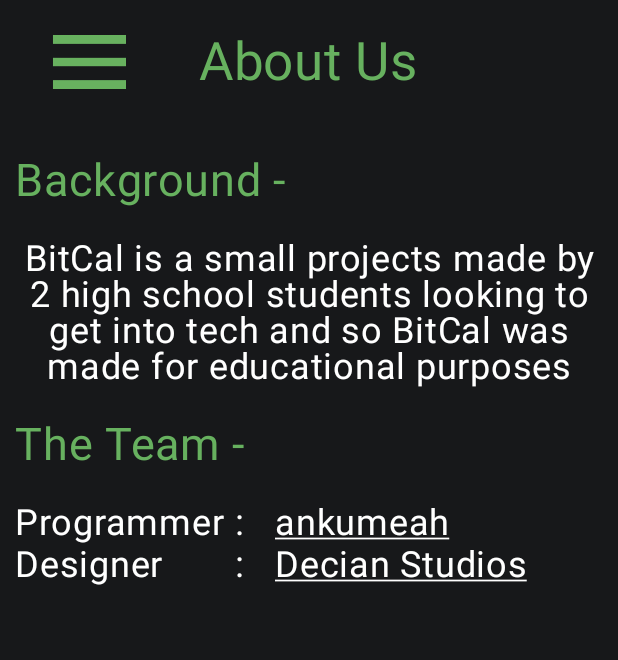
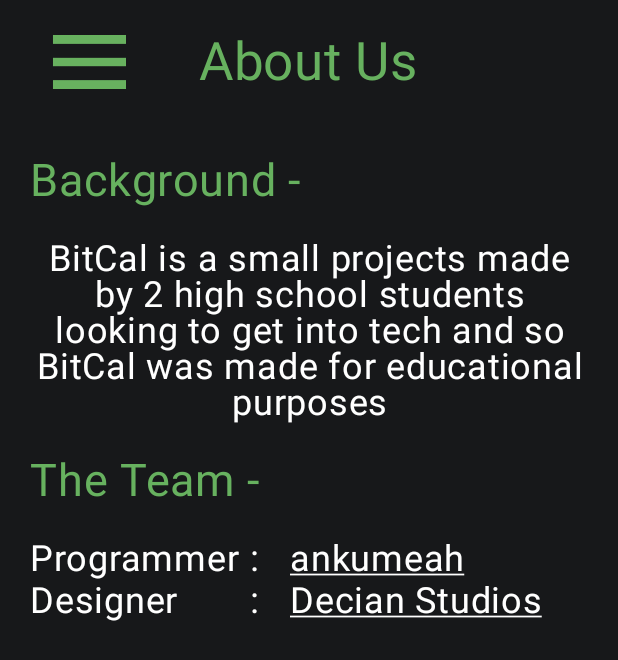
Before and after one commit to Ankumeah/Calculater, an Android app built with Jetpack Compose: the AboutUsScreen screen opened through its navigation route, on a phone screen of 412 x 824 dp. Shown: the top 660 px of the screen. Run offline under Robolectric (Android 15) with nearby library versions, the phone set to English and light mode, and no system bars.

Commit message:
changed paadding

```diff
--- a/app/src/main/java/com/example/calculater/AboutUsScreen.kt
+++ b/app/src/main/java/com/example/calculater/AboutUsScreen.kt
@@ -67,7 +67,7 @@ fun AboutUsScreen(navController: NavHostController, modifier: Modifier = Modifie
         Column(modifier = Modifier
             .weight(0.9f)
             .fillMaxSize()
-            .padding(top = 20.dp, bottom = 10.dp, start = 10.dp, end = 10.dp)) {
+            .padding(20.dp)) {
             Text(text = "Background -", color = DullGreen, fontSize = 30.sp)
             Spacer(Modifier.height(20.dp))
             Text(text = "BitCal is a small projects made by 2 high school students looking to get into tech and so BitCal was made for educational purposes",
```
